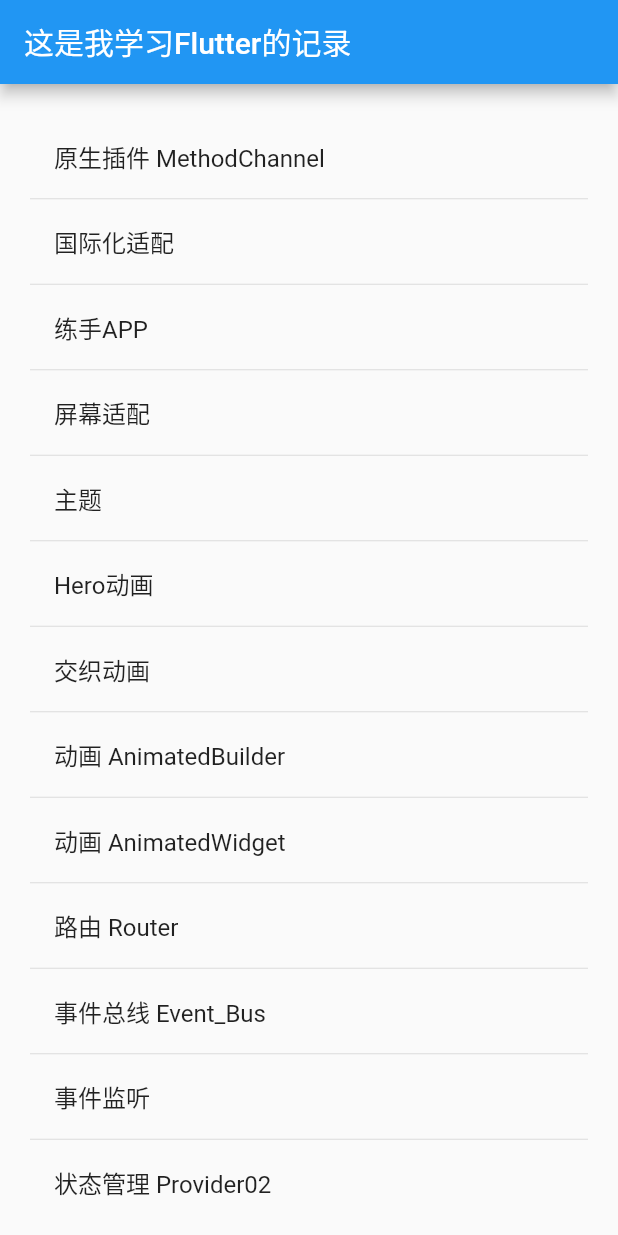
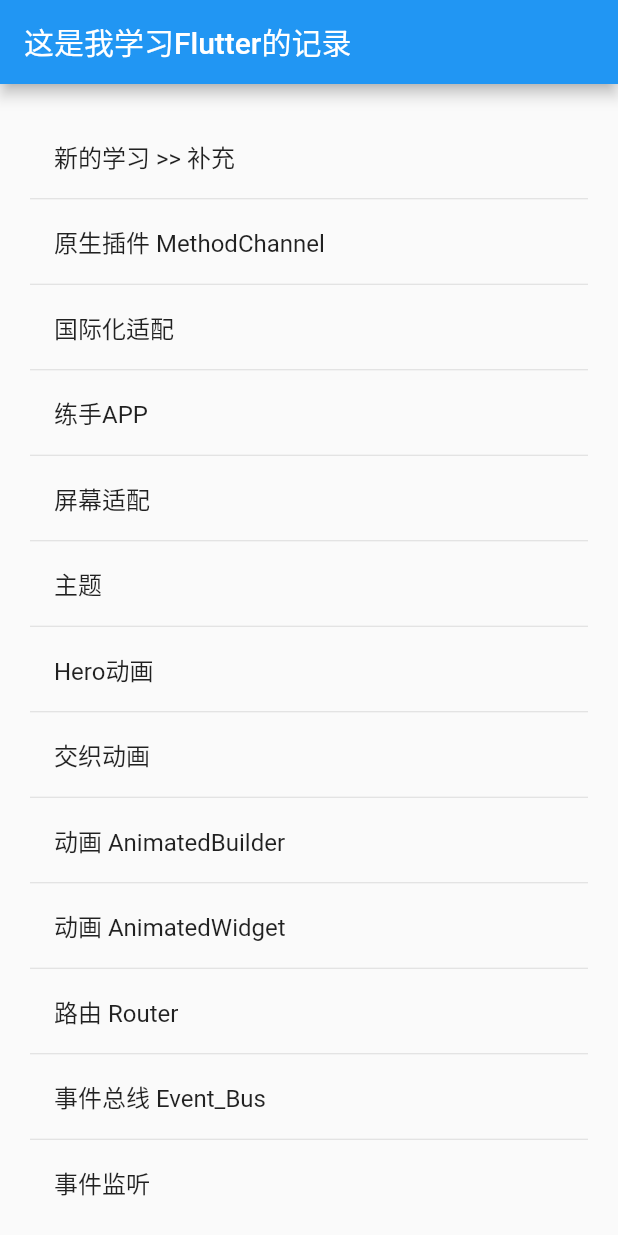
Before and after one commit to svran/flutter-learning, a Flutter app: the screen it shows after launch, on a phone screen of 412 x 824 dp. Run offline on Flutter 3.47's test engine with Material 2 defaults, Android fonts, the phone set to English and light mode, and no system bars; drawn by our look-alikes of oktoast; our stand-ins replace dio, event_bus, logger.

Commit message:
_ 新的学习继续.

```diff
--- a/lib/config/config.dart
+++ b/lib/config/config.dart
@@ -1,3 +1,5 @@
+import 'package:flutter/material.dart';
+
 class HttpConfig{
   static const String baseUrl = "http://123.207.32.32:8001/api/";
   static const int timeOut = 10000;
--- a/lib/main.dart
+++ b/lib/main.dart
@@ -1,5 +1,3 @@
-import 'dart:ui';
-
 import 'package:flutter/foundation.dart';
 import 'package:flutter/material.dart';
 import 'package:flutter_localizations/flutter_localizations.dart';
@@ -10,9 +8,9 @@
 import 'package:svran_flutter_study/study/router/svran_router.dart';
 import 'package:svran_flutter_study/study/screen_adaptation/size_fit.dart';
 
+import 'config/config.dart';
 import 'generated/l10n.dart';
 import 'public_code.dart';
-import 'study/i18n/svran_localizations_delegate.dart';
 import 'study/initalize_pages_data.dart';
 
 // void main() => runApp(const MyApp());
--- a/lib/study/initalize_pages_data.dart
+++ b/lib/study/initalize_pages_data.dart
@@ -18,6 +18,7 @@
 import 'package:svran_flutter_study/study/scroll_widget/list_view_demo.dart';
 import 'package:svran_flutter_study/study/scroll_widget/scroll_view_listen_demo.dart';
 import 'package:svran_flutter_study/study/theme/theme_page.dart';
+import 'package:svran_flutter_study/ws/main.dart';
 
 import 'async/async_demo.dart';
 import 'gesture/gesture_page.dart';
@@ -26,6 +27,7 @@
 import 'layout/layout.dart';
 
 final List<SvranListBean> data = [
+  SvranListBean("新的学习 >> 补充", const WsApp()),
   SvranListBean("原生插件 MethodChannel", const SvranMethodChannel()),
   SvranListBean("国际化适配", const SvranI18nDemoPage()),
   SvranListBean("练手APP", const app.App()),
--- /dev/null
+++ b/lib/ws/initalize_ws_pages_data.dart
@@ -0,0 +1,22 @@
+import 'package:svran_flutter_study/beans/svran_list_bean.dart';
+import 'package:svran_flutter_study/study/platform/method_channel.dart';
+
+final List<SvranListBean> wsData = [
+  SvranListBean("新的学习 >> 补充", const SvranMethodChannel()),
+  SvranListBean("新的学习 >> 补充", const SvranMethodChannel()),
+  SvranListBean("新的学习 >> 补充", const SvranMethodChannel()),
+  SvranListBean("新的学习 >> 补充", const SvranMethodChannel()),
+  SvranListBean("新的学习 >> 补充", const SvranMethodChannel()),
+  SvranListBean("新的学习 >> 补充", const SvranMethodChannel()),
+  SvranListBean("新的学习 >> 补充", const SvranMethodChannel()),
+  SvranListBean("新的学习 >> 补充", const SvranMethodChannel()),
+  SvranListBean("新的学习 >> 补充", const SvranMethodChannel()),
+  SvranListBean("新的学习 >> 补充", const SvranMethodChannel()),
+  SvranListBean("新的学习 >> 补充", const SvranMethodChannel()),
+  SvranListBean("新的学习 >> 补充", const SvranMethodChannel()),
+  SvranListBean("新的学习 >> 补充", const SvranMethodChannel()),
+  SvranListBean("新的学习 >> 补充", const SvranMethodChannel()),
+  SvranListBean("新的学习 >> 补充", const SvranMethodChannel()),
+  SvranListBean("新的学习 >> 补充", const SvranMethodChannel()),
+  SvranListBean("新的学习 >> 补充", const SvranMethodChannel()),
+];
```
Also changed, not shown: lib/public_code.dart (+30 -0 lines), lib/study/i18n/i18n_demo_page.dart (+20 -44 lines), lib/ws/main.dart (added, +90 -0 lines), 1 other file.
